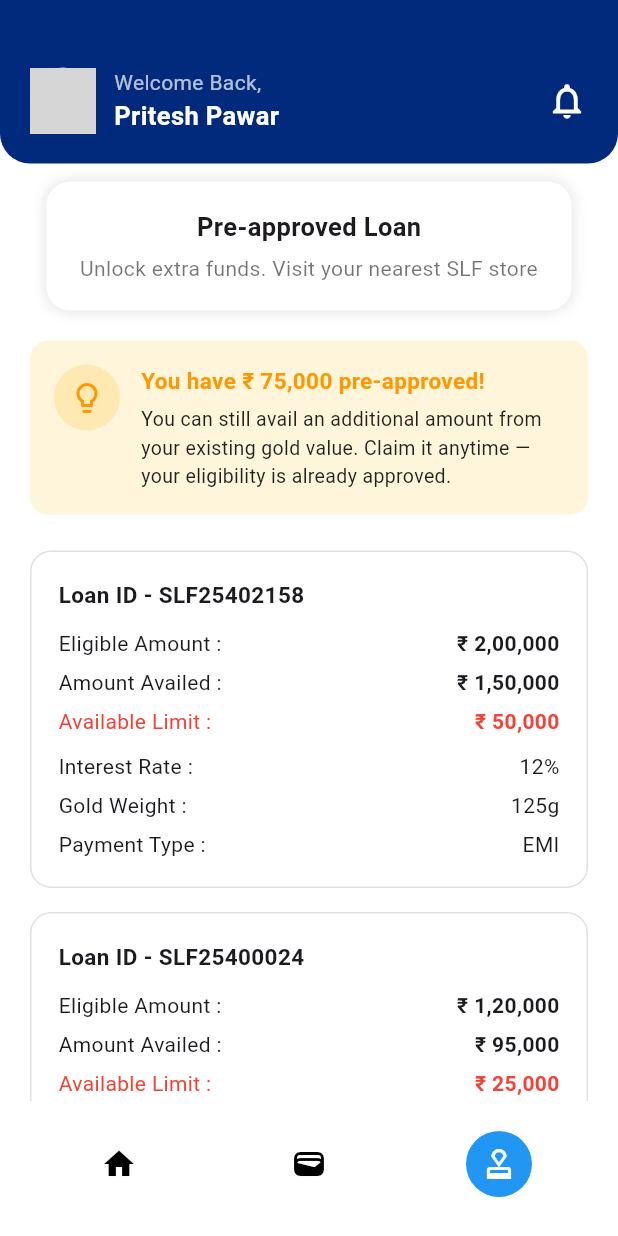
After one commit to pritesh5453/slf, a Flutter app: the MainHomeScreen screen opened directly, item 3 of the bottom bar chosen, on a phone screen of 412 x 824 dp. The commit adds this screen. Run offline on Flutter 3.47's test engine with Material 3 defaults, Android fonts, the phone set to English and light mode, and no system bars; our stand-ins replace flutter_riverpod; grey boxes are pictures that could not be loaded.

Commit message:
Pre-approved

```diff
--- /dev/null
+++ b/lib/components/pre_approved_screen.dart
@@ -0,0 +1,300 @@
+import 'package:flutter/material.dart';
+
+class PreApprovedLoansScreen extends StatelessWidget {
+  const PreApprovedLoansScreen({super.key});
+
+  @override
+  Widget build(BuildContext context) {
+    final width = MediaQuery.of(context).size.width;
+
+    return Scaffold(
+      backgroundColor: Colors.white,
+      body: SingleChildScrollView(
+        child: Column(
+          crossAxisAlignment: CrossAxisAlignment.start,
+          children: [
+            // ---------------- TOP BLUE HEADER ----------------
+            Container(
+              width: double.infinity,
+              padding: const EdgeInsets.only(
+                top: 45,
+                left: 20,
+                right: 20,
+                bottom: 20,
+              ),
+              decoration: const BoxDecoration(
+                color: Color(0xFF022A7C),
+                borderRadius: BorderRadius.only(
+                  bottomLeft: Radius.circular(20),
+                  bottomRight: Radius.circular(20),
+                ),
+              ),
+              child: Row(
+                children: [
+                  const CircleAvatar(
+                    radius: 22,
+                    backgroundImage: AssetImage("assets/profile.png"),
+                  ),
+
+                  const SizedBox(width: 12),
+
+                  const Column(
+                    crossAxisAlignment: CrossAxisAlignment.start,
+                    children: [
+                      Text(
+                        "Welcome Back,",
+                        style: TextStyle(color: Colors.white70, fontSize: 14),
+                      ),
+                      Text(
+                        "Pritesh Pawar",
+                        style: TextStyle(
+                          color: Colors.white,
+                          fontSize: 17,
+                          fontWeight: FontWeight.w600,
+                        ),
+                      ),
+                    ],
+                  ),
+
+                  const Spacer(),
+                  const Icon(
+                    Icons.notifications_none,
+                    color: Colors.white,
+                    size: 28,
+                  ),
+                ],
+              ),
+            ),
+
+            const SizedBox(height: 12),
+
+            // ---------------- PRE APPROVED TITLE CARD ----------------
+            Center(
+              child: Container(
+                width: width * 0.85,
+                padding: const EdgeInsets.symmetric(vertical: 18, horizontal: 20),
+                decoration: BoxDecoration(
+                  color: Colors.white,
+                  borderRadius: BorderRadius.circular(16),
+                  boxShadow: const [
+                    BoxShadow(
+                      blurRadius: 8,
+                      color: Colors.black12,
+                    ),
+                  ],
+                ),
+                child: const Column(
+                  children: [
+                    Text(
+                      "Pre-approved Loan",
+                      style: TextStyle(
+                        fontSize: 17,
+                        fontWeight: FontWeight.w600,
+                      ),
+                    ),
+                    SizedBox(height: 6),
+                    Text(
+                      "Unlock extra funds. Visit your nearest SLF store",
+                      textAlign: TextAlign.center,
+                      style: TextStyle(
+                        color: Colors.black54,
+                        fontSize: 14,
+                      ),
+                    ),
+                  ],
+                ),
+              ),
+            ),
+
+            const SizedBox(height: 20),
+
+            // ---------------- YELLOW PRE APPROVED OFFER BOX ----------------
+            Padding(
+              padding: const EdgeInsets.symmetric(horizontal: 20),
+              child: Container(
+                width: double.infinity,
+                padding: const EdgeInsets.all(16),
+                decoration: BoxDecoration(
+                  color: const Color(0xFFFFF5DB),
+                  borderRadius: BorderRadius.circular(12),
+                ),
+                child: Row(
+                  crossAxisAlignment: CrossAxisAlignment.start,
+                  children: [
+                    Container(
+                      padding: const EdgeInsets.all(10),
+                      decoration: BoxDecoration(
+                        color: const Color(0xFFFFE9B3),
+                        borderRadius: BorderRadius.circular(30),
+                      ),
+                      child: const Icon(
+                        Icons.lightbulb_outline,
+                        color: Colors.orange,
+                      ),
+                    ),
+                    const SizedBox(width: 14),
+                    const Expanded(
+                      child: Column(
+                        crossAxisAlignment: CrossAxisAlignment.start,
+                        children: [
+                          Text(
+                            "You have ₹ 75,000 pre-approved!",
+                            style: TextStyle(
+                              fontSize: 15,
+                              fontWeight: FontWeight.bold,
+                              color: Colors.orange,
+                            ),
+                          ),
+                          SizedBox(height: 6),
+                          Text(
+                            "You can still avail an additional amount from your existing gold value. Claim it anytime — your eligibility is already approved.",
+                            style: TextStyle(
+                              color: Colors.black87,
+                              fontSize: 13,
+                            ),
+                          ),
+                        ],
+                      ),
+                    ),
+                  ],
+                ),
+              ),
+            ),
+
+            const SizedBox(height: 24),
+
+            // ---------------- LOAN CARD 1 ----------------
+            _preApprovedLoanCard(
+              loanId: "SLF25402158",
+              eligible: "₹ 2,00,000",
+              availed: "₹ 1,50,000",
+              available: "₹ 50,000",
+              rate: "12%",
+              weight: "125g",
+              type: "EMI",
+            ),
+
+            const SizedBox(height: 16),
+
+            // ---------------- LOAN CARD 2 ----------------
+            _preApprovedLoanCard(
+              loanId: "SLF25400024",
+              eligible: "₹ 1,20,000",
+              availed: "₹ 95,000",
+              available: "₹ 25,000",
+              rate: "12%",
+              weight: "78g",
+              type: "Bullet",
+            ),
+
+            const SizedBox(height: 30),
+          ],
+        ),
+      ),
+    );
+  }
+
+  // ----------------------- LOAN CARD WIDGET -----------------------
+  Widget _preApprovedLoanCard({
+    required String loanId,
+    required String eligible,
+    required String availed,
+    required String available,
+    required String rate,
+    required String weight,
+    required String type,
+  }) {
+    return Padding(
+      padding: const EdgeInsets.symmetric(horizontal: 20),
+      child: Container(
+        width: double.infinity,
+        padding: const EdgeInsets.all(18),
+        decoration: BoxDecoration(
+          color: Colors.white,
+          borderRadius: BorderRadius.circular(14),
+          border: Border.all(color: Colors.black12),
+        ),
+        child: Column(
+          crossAxisAlignment: CrossAxisAlignment.start,
+          children: [
+            Text(
+              "Loan ID - $loanId",
+              style: const TextStyle(
+                fontSize: 15,
+                fontWeight: FontWeight.w600,
+              ),
+            ),
+            const SizedBox(height: 12),
+
+            Row(
+              mainAxisAlignment: MainAxisAlignment.spaceBetween,
+              children: [
+                const Text("Eligible Amount :"),
+                Text(eligible, style: const TextStyle(fontWeight: FontWeight.w600)),
+              ],
+            ),
+
+            const SizedBox(height: 6),
+
+            Row(
+              mainAxisAlignment: MainAxisAlignment.spaceBetween,
+              children: [
+                const Text("Amount Availed :"),
+                Text(availed, style: const TextStyle(fontWeight: FontWeight.w600)),
+              ],
+            ),
+
+            const SizedBox(height: 6),
+
+            Row(
+              mainAxisAlignment: MainAxisAlignment.spaceBetween,
+              children: [
+                const Text(
+                  "Available Limit :",
+                  style: TextStyle(color: Colors.red),
+                ),
+                Text(
+                  available,
+                  style: const TextStyle(
+                    fontWeight: FontWeight.bold,
+                    color: Colors.red,
+                  ),
+                ),
+              ],
+            ),
+
+            const SizedBox(height: 10),
+
+            Row(
+              mainAxisAlignment: MainAxisAlignment.spaceBetween,
+              children: [
+                const Text("Interest Rate :"),
+                Text(rate),
+              ],
+            ),
+
+            const SizedBox(height: 6),
+
+            Row(
+              mainAxisAlignment: MainAxisAlignment.spaceBetween,
+              children: [
+                const Text("Gold Weight :"),
+                Text(weight),
+              ],
+            ),
+
+            const SizedBox(height: 6),
+
+            Row(
+              mainAxisAlignment: MainAxisAlignment.spaceBetween,
+              children: const [
+                Text("Payment Type :"),
+                Text("EMI"),
+              ],
+            ),
+          ],
+        ),
+      ),
+    );
+  }
+}
--- a/lib/widgets/navbar.dart
+++ b/lib/widgets/navbar.dart
@@ -3,6 +3,7 @@ import 'package:flutter_riverpod/flutter_riverpod.dart';
 import 'package:flutter_riverpod/legacy.dart';
 import 'package:slf/components/homeScreen.dart';
 import 'package:slf/components/loan_screen.dart';
+import 'package:slf/components/pre_approved_screen.dart';
 
 /// EMS App Bottom Tabs
 enum BottomTab { home, loan, preapproved }
@@ -39,7 +40,7 @@ class _MainHomeScreenState extends ConsumerState<MainHomeScreen> {
     final pages = {
       BottomTab.home: const HomeScreen(),
       BottomTab.loan: const ActiveLoansScreen(),
-      BottomTab.preapproved: const HomeScreen(),
+      BottomTab.preapproved: const PreApprovedLoansScreen(),
     };
 
     return Scaffold(
@@ -80,12 +81,9 @@ class _MainHomeScreenState extends ConsumerState<MainHomeScreen> {
 
                     items: [
                       _navItemIcon(Icons.home, selectedTab == BottomTab.home),
+                      _navItemIcon(Icons.wallet, selectedTab == BottomTab.loan),
                       _navItemIcon(
-                        Icons.fact_check_outlined,
-                        selectedTab == BottomTab.loan,
-                      ),
-                      _navItemIcon(
-                        Icons.person_outline,
+                        Icons.approval,
                         selectedTab == BottomTab.preapproved,
                       ),
                     ],
```
